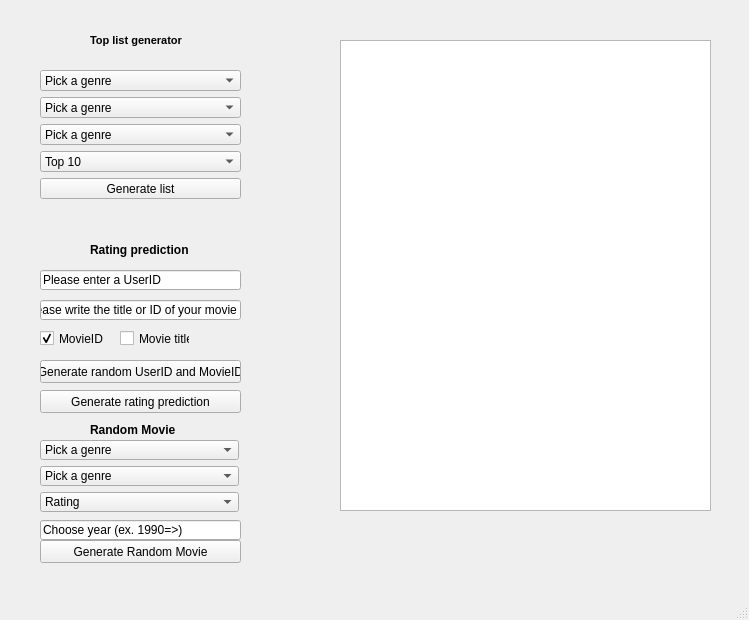
Old version of the form Verkefni2/ui/window.ui in the repository thortom/T-316-GAVI.
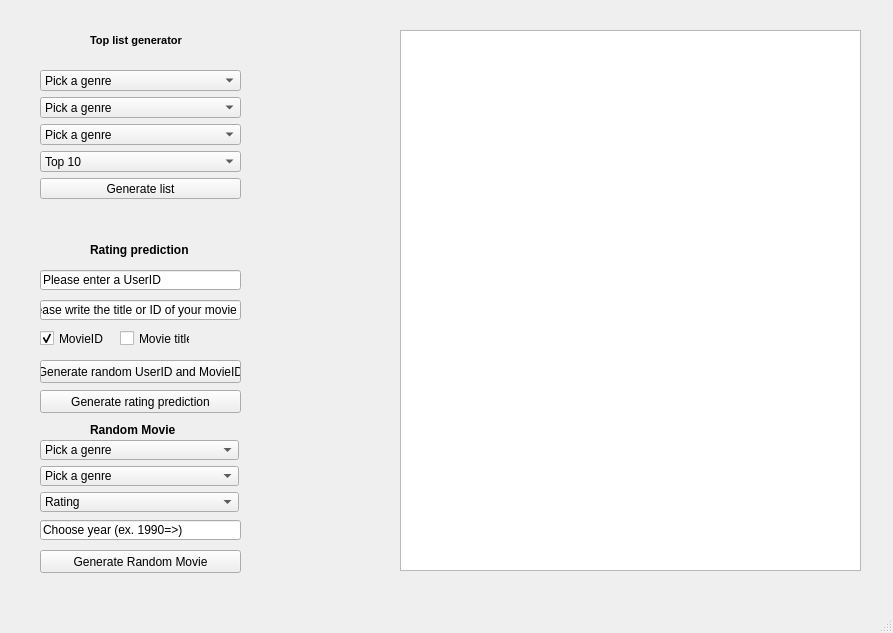
New version of the form.

The edit to the form file:
```diff
--- a/Verkefni2/ui/window.ui
+++ b/Verkefni2/ui/window.ui
@@ -6,8 +6,8 @@
    <rect>
     <x>0</x>
     <y>0</y>
-    <width>749</width>
-    <height>620</height>
+    <width>893</width>
+    <height>633</height>
    </rect>
   </property>
   <property name="windowTitle">
@@ -17,10 +17,10 @@
    <widget class="QTextBrowser" name="textBrowser">
     <property name="geometry">
      <rect>
-      <x>340</x>
-      <y>40</y>
-      <width>371</width>
-      <height>471</height>
+      <x>400</x>
+      <y>30</y>
+      <width>461</width>
+      <height>541</height>
      </rect>
     </property>
    </widget>
@@ -528,7 +528,7 @@
     <property name="geometry">
      <rect>
       <x>40</x>
-      <y>540</y>
+      <y>550</y>
       <width>201</width>
       <height>23</height>
      </rect>
```
Left out of the diff: 4 changed lines with no effect on the pictures.
